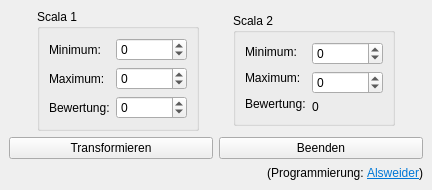
Qt form mainwindow.ui (Alsweider/Scalatrafo) before a commit.
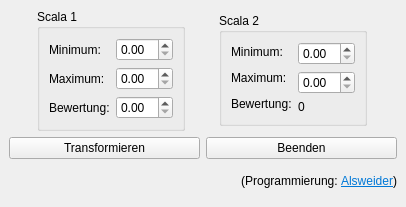
The same form after that commit.

```diff
--- a/mainwindow.ui
+++ b/mainwindow.ui
@@ -6,20 +6,20 @@
    <rect>
     <x>0</x>
     <y>0</y>
-    <width>432</width>
-    <height>190</height>
+    <width>406</width>
+    <height>207</height>
    </rect>
   </property>
   <property name="windowTitle">
    <string>Scalatrafo v0.0.1</string>
   </property>
   <widget class="QWidget" name="centralwidget">
-   <layout class="QGridLayout" name="gridLayout_3">
+   <layout class="QGridLayout" name="gridLayout_4">
     <item row="0" column="0">
      <layout class="QVBoxLayout" name="verticalLayout_5">
       <item>
-       <layout class="QHBoxLayout" name="horizontalLayout_4">
-        <item>
+       <layout class="QGridLayout" name="gridLayout_3">
+        <item row="0" column="0">
          <widget class="QGroupBox" name="groupBox">
           <property name="sizePolicy">
            <sizepolicy hsizetype="Fixed" vsizetype="Fixed">
@@ -71,62 +71,26 @@
               </layout>
              </item>
              <item>
-              <layout class="QVBoxLayout" name="verticalLayout_2">
+              <layout class="QVBoxLayout" name="verticalLayout_6">
                <item>
-                <widget class="QSpinBox" name="spinBoxMin1">
-                 <property name="sizePolicy">
-                  <sizepolicy hsizetype="Fixed" vsizetype="Fixed">
-                   <horstretch>0</horstretch>
-                   <verstretch>0</verstretch>
-                  </sizepolicy>
-                 </property>
+                <widget class="QDoubleSpinBox" name="spinBoxMin1">
                  <property name="styleSheet">
                   <string notr="true">font: 14pt &quot;Times New Roman&quot;;</string>
                  </property>
-                 <property name="minimum">
-                  <number>-100000</number>
-                 </property>
-                 <property name="maximum">
-                  <number>100000</number>
-                 </property>
                 </widget>
                </item>
                <item>
-                <widget class="QSpinBox" name="spinBoxMax1">
-                 <property name="sizePolicy">
-                  <sizepolicy hsizetype="Fixed" vsizetype="Fixed">
-                   <horstretch>0</horstretch>
-                   <verstretch>0</verstretch>
-                  </sizepolicy>
-                 </property>
+                <widget class="QDoubleSpinBox" name="spinBoxMax1">
                  <property name="styleSheet">
                   <string notr="true">font: 14pt &quot;Times New Roman&quot;;</string>
                  </property>
-                 <property name="minimum">
-                  <number>-100000</number>
-                 </property>
-                 <property name="maximum">
-                  <number>100000</number>
-                 </property>
                 </widget>
                </item>
                <item>
-                <widget class="QSpinBox" name="spinBoxBewertung1">
-                 <property name="sizePolicy">
-                  <sizepolicy hsizetype="Fixed" vsizetype="Fixed">
-                   <horstretch>0</horstretch>
-                   <verstretch>0</verstretch>
-                  </sizepolicy>
-                 </property>
+                <widget class="QDoubleSpinBox" name="spinBoxBewertung1">
                  <property name="styleSheet">
                   <string notr="true">font: 14pt &quot;Times New Roman&quot;;</string>
                  </property>
-                 <property name="minimum">
-                  <number>-100000</number>
-                 </property>
-                 <property name="maximum">
-                  <number>100000</number>
-                 </property>
                 </widget>
                </item>
               </layout>
@@ -136,7 +100,7 @@
           </layout>
          </widget>
         </item>
-        <item>
+        <item row="0" column="1">
          <widget class="QGroupBox" name="groupBox_3">
           <property name="sizePolicy">
            <sizepolicy hsizetype="Fixed" vsizetype="Fixed">
@@ -188,43 +152,19 @@
               </layout>
              </item>
              <item>
-              <layout class="QVBoxLayout" name="verticalLayout_4">
+              <layout class="QVBoxLayout" name="verticalLayout_7">
                <item>
-                <widget class="QSpinBox" name="spinBoxMin2">
-                 <property name="sizePolicy">
-                  <sizepolicy hsizetype="Fixed" vsizetype="Fixed">
-                   <horstretch>0</horstretch>
-                   <verstretch>0</verstretch>
-                  </sizepolicy>
-                 </property>
+                <widget class="QDoubleSpinBox" name="spinBoxMin2">
                  <property name="styleSheet">
                   <string notr="true">font: 14pt &quot;Times New Roman&quot;;</string>
                  </property>
-                 <property name="minimum">
-                  <number>-100000</number>
-                 </property>
-                 <property name="maximum">
-                  <number>100000</number>
-                 </property>
                 </widget>
                </item>
                <item>
-                <widget class="QSpinBox" name="spinBoxMax2">
-                 <property name="sizePolicy">
-                  <sizepolicy hsizetype="Fixed" vsizetype="Fixed">
-                   <horstretch>0</horstretch>
-                   <verstretch>0</verstretch>
-                  </sizepolicy>
-                 </property>
+                <widget class="QDoubleSpinBox" name="spinBoxMax2">
                  <property name="styleSheet">
                   <string notr="true">font: 14pt &quot;Times New Roman&quot;;</string>
                  </property>
-                 <property name="minimum">
-                  <number>-100000</number>
-                 </property>
-                 <property name="maximum">
-                  <number>100000</number>
-                 </property>
                 </widget>
                </item>
                <item>
```
Left out of the diff: 6 changed lines with no effect on the pictures.
